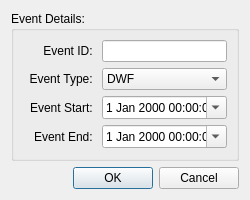
Above: ui_elements/ui_flowbot_dialog_event_base.ui from gusgraham/flowbot before the change. Below: the same form after it.
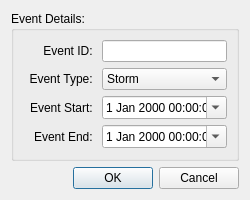
That is the form after the change.

What changed in the file:
```diff
--- a/ui_elements/ui_flowbot_dialog_event_base.ui
+++ b/ui_elements/ui_flowbot_dialog_event_base.ui
@@ -109,11 +109,6 @@
             <height>16777215</height>
            </size>
           </property>
-          <item>
-           <property name="text">
-            <string>DWF</string>
-           </property>
-          </item>
           <item>
            <property name="text">
             <string>Storm</string>
```
Left out of the diff: 10 changed lines with no effect on the pictures.
